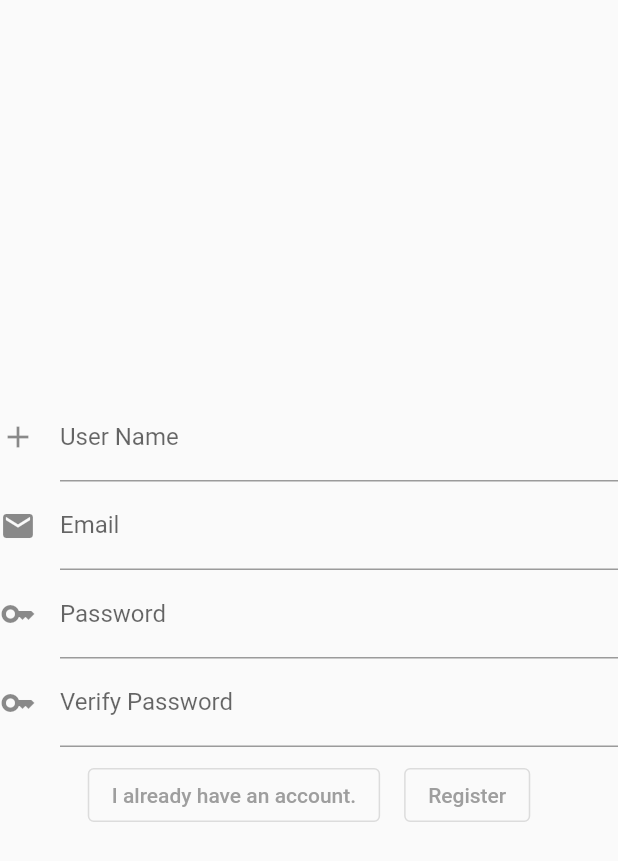
After one commit to Pierre81385/flutter-matchdotdog, a Flutter app: the AuthPage screen opened directly, after a tap on an icon or button, on a phone screen of 412 x 824 dp. The commit adds this screen. Shown: the top 861 px of the screen. Run offline on Flutter 3.47's test engine with Material 2 defaults, Android fonts, the light colour scheme and no system bars; our stand-ins replace cloud_firestore, firebase_auth, firebase_core, firebase_storage, flip_card, geolocator and 2 more; missing offline and left inert: dart:ffi; accounts and stored records are empty.

Commit message:
login register basic ui redesign

```diff
--- a/lib/user/login.dart
+++ b/lib/user/login.dart
@@ -74,12 +74,6 @@ class _LoginPageState extends State<LoginPage> {
                           const SizedBox(
                             height: 10,
                           ),
-                          // const SizedBox(
-                          //     width: 270,
-                          //     child: Text(
-                          //       "Sign In",
-                          //       textAlign: TextAlign.center,
-                          //     )),
                           Padding(
                             padding: const EdgeInsets.all(8.0),
                             child: Form(
--- /dev/null
+++ b/lib/user/loginFormWidget.dart
@@ -0,0 +1,78 @@
+import 'package:flutter/material.dart';
+import 'package:flutter/src/widgets/framework.dart';
+import 'package:flutter/src/widgets/placeholder.dart';
+import 'package:matchdotdog/user/nLogin.dart';
+import 'package:matchdotdog/user/registerFormWidget.dart';
+
+import 'validators.dart';
+
+class LoginForm extends StatefulWidget {
+  const LoginForm({super.key, required this.onSelect});
+
+  final ValueChanged<bool?> onSelect;
+
+  @override
+  State<LoginForm> createState() => _LoginFormState();
+}
+
+class _LoginFormState extends State<LoginForm> {
+  final _loginFormKey = GlobalKey<FormState>();
+  final _emailLoginTextController = TextEditingController();
+  final _passwordLoginTextController = TextEditingController();
+  final _focusLoginEmail = FocusNode();
+  final _focusLoginPassword = FocusNode();
+  late final bool _selection = false;
+
+  @override
+  Widget build(BuildContext context) {
+    return Form(
+      key: _loginFormKey,
+      child: Container(
+        child: Column(children: [
+          TextFormField(
+            controller: _emailLoginTextController,
+            focusNode: _focusLoginEmail,
+            validator: (value) => Validator.validateEmail(
+              email: value,
+            ),
+            decoration: InputDecoration(
+              labelText: 'Email',
+              fillColor: Colors.white,
+              icon: Icon(Icons.email),
+            ),
+          ),
+          TextFormField(
+            controller: _passwordLoginTextController,
+            focusNode: _focusLoginPassword,
+            validator: (value) => Validator.validateEmail(
+              email: value,
+            ),
+            decoration: InputDecoration(
+              labelText: 'Password',
+              fillColor: Colors.white,
+              icon: Icon(Icons.key),
+            ),
+          ),
+          Row(
+            mainAxisAlignment: MainAxisAlignment.center,
+            children: [
+              Padding(
+                padding: const EdgeInsets.all(8.0),
+                child: OutlinedButton(
+                  onPressed: () {
+                    widget.onSelect(_selection);
+                  },
+                  child: Text("I\'m a new user"),
+                ),
+              ),
+              Padding(
+                padding: const EdgeInsets.all(8.0),
+                child: OutlinedButton(onPressed: () {}, child: Text('Login')),
+              ),
+            ],
+          ),
+        ]),
+      ),
+    );
+  }
+}
--- /dev/null
+++ b/lib/user/nLogin.dart
@@ -0,0 +1,63 @@
+import 'dart:core';
+
+import 'package:flutter/material.dart';
+import 'package:matchdotdog/user/loginFormWidget.dart';
+import 'package:matchdotdog/user/registerFormWidget.dart';
+
+//page should scroll horizontally between login (left side) and signup (right side)
+//background will have a picture with two dogs, facing each other, with 1 dog on either side
+
+class AuthPage extends StatefulWidget {
+  const AuthPage({super.key});
+
+  @override
+  State<AuthPage> createState() => _AuthPageState();
+}
+
+class _AuthPageState extends State<AuthPage> {
+  late bool _selection;
+
+  @override
+  void initState() {
+    _selection = true;
+  }
+
+  @override
+  Widget build(BuildContext context) {
+    return Scaffold(
+        body: Column(
+      mainAxisAlignment: MainAxisAlignment.center,
+      children: [
+        Container(
+          child: _selection == true
+              ? LoginForm(
+                  onSelect: (value) {
+                    setState(() {
+                      _selection = value!;
+                    });
+                  },
+                )
+              : RegistrationForm(
+                  onSelect: (value) {
+                    setState(() {
+                      _selection = value!;
+                    });
+                  },
+                ),
+        ),
+      ],
+    ));
+    //login
+    //email
+    //password
+    //forgot password
+
+    //register
+    //avatar
+    //email
+    //phone number
+    //address
+    //password
+    //password verification
+  }
+}
--- /dev/null
+++ b/lib/user/registerFormWidget.dart
@@ -0,0 +1,101 @@
+import 'package:flutter/material.dart';
+import 'package:flutter/src/widgets/framework.dart';
+import 'package:flutter/src/widgets/placeholder.dart';
+import 'package:matchdotdog/user/validators.dart';
+
+class RegistrationForm extends StatefulWidget {
+  const RegistrationForm({super.key, required this.onSelect});
+
+  final ValueChanged<bool?> onSelect;
+
+  @override
+  State<RegistrationForm> createState() => _RegistrationFormState();
+}
+
+class _RegistrationFormState extends State<RegistrationForm> {
+  final _registrationFormKey = GlobalKey<FormState>();
+  final _nameTextController = TextEditingController();
+  final _emailRegisterTextController = TextEditingController();
+  final _passwordRegisterTextController1 = TextEditingController();
+  final _passwordRegisterTextController2 = TextEditingController();
+  final _focusName = FocusNode();
+  final _focusRegisterEmail = FocusNode();
+  final _focusRegisterPassword1 = FocusNode();
+  final _focusRegisterPassword2 = FocusNode();
+  late final bool _selection = true;
+
+  @override
+  Widget build(BuildContext context) {
+    return Form(
+      key: _registrationFormKey,
+      child: Column(children: [
+        TextFormField(
+          controller: _nameTextController,
+          focusNode: _focusName,
+          validator: (value) => Validator.validateName(
+            name: value,
+          ),
+          decoration: const InputDecoration(
+              labelText: 'User Name',
+              fillColor: Colors.white,
+              icon: Icon(Icons.add)),
+        ),
+        TextFormField(
+          controller: _emailRegisterTextController,
+          focusNode: _focusRegisterEmail,
+          validator: (value) => Validator.validateEmail(
+            email: value,
+          ),
+          decoration: const InputDecoration(
+            labelText: 'Email',
+            fillColor: Colors.white,
+            icon: Icon(Icons.email),
+          ),
+        ),
+        TextFormField(
+          controller: _passwordRegisterTextController1,
+          focusNode: _focusRegisterPassword1,
+          validator: (value) => Validator.validateEmail(
+            email: value,
+          ),
+          decoration: const InputDecoration(
+            labelText: 'Password',
+            fillColor: Colors.white,
+            icon: Icon(Icons.key),
+          ),
+        ),
+        TextFormField(
+          controller: _passwordRegisterTextController2,
+          focusNode: _focusRegisterPassword2,
+          validator: (value) => Validator.validateEmail(
+            email: value,
+          ),
+          decoration: const InputDecoration(
+            labelText: 'Verify Password',
+            fillColor: Colors.white,
+            icon: Icon(Icons.key),
+          ),
+        ),
+        Row(
+          mainAxisAlignment: MainAxisAlignment.center,
+          children: [
+            Padding(
+              padding: const EdgeInsets.all(8.0),
+              child: OutlinedButton(
+                onPressed: () {
+                  widget.onSelect(_selection);
+                },
+                child: Text("I already have an account."),
+              ),
+            ),
+            Padding(
+              padding: const EdgeInsets.all(8.0),
+              child: OutlinedButton(onPressed: () {}, child: Text('Register')),
+            ),
+          ],
+        ),
+      ]),
+    );
+    ;
+  }
+}
```
